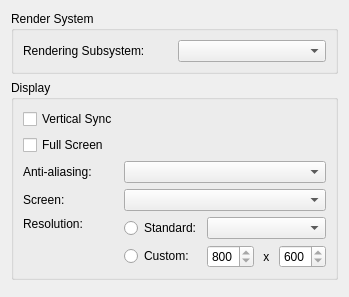
Above: files/ui/graphicspage.ui from OpenMW/openmw before the change. Below: the same form after it.
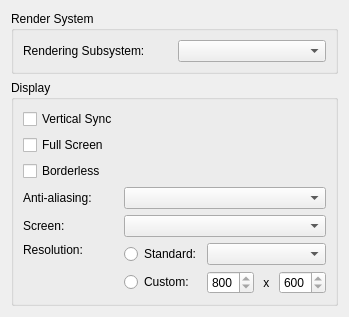
That is the form after the change.

Commit message: make borderless setting available to the UI

```diff
--- a/files/ui/graphicspage.ui
+++ b/files/ui/graphicspage.ui
@@ -51,20 +51,27 @@
        </widget>
       </item>
       <item row="2" column="0">
+       <widget class="QCheckBox" name="borderlessCheckBox">
+        <property name="text">
+         <string>Borderless</string>
+        </property>
+       </widget>
+      </item>
+      <item row="3" column="0">
        <widget class="QLabel" name="antiAliasingLabel">
         <property name="text">
          <string>Anti-aliasing:</string>
         </property>
        </widget>
       </item>
-      <item row="3" column="0">
+      <item row="4" column="0">
        <widget class="QLabel" name="screenLabel">
         <property name="text">
          <string>Screen:</string>
         </property>
        </widget>
       </item>
-      <item row="4" column="0">
+      <item row="5" column="0">
        <widget class="QLabel" name="resolutionLabel">
         <property name="text">
          <string>Resolution:</string>
@@ -74,13 +81,13 @@
         </property>
        </widget>
       </item>
-      <item row="2" column="1">
-       <widget class="QComboBox" name="antiAliasingComboBox"/>
-      </item>
       <item row="3" column="1">
-       <widget class="QComboBox" name="screenComboBox"/>
+       <widget class="QComboBox" name="antiAliasingComboBox"/>
       </item>
       <item row="4" column="1">
+       <widget class="QComboBox" name="screenComboBox"/>
+      </item>
+      <item row="5" column="1">
        <layout class="QGridLayout" name="resolutionLayout">
         <item row="1" column="2">
          <layout class="QHBoxLayout" name="customResolutionLayout" stretch="1,0,1">
```
The commit also changes 5 other files.
